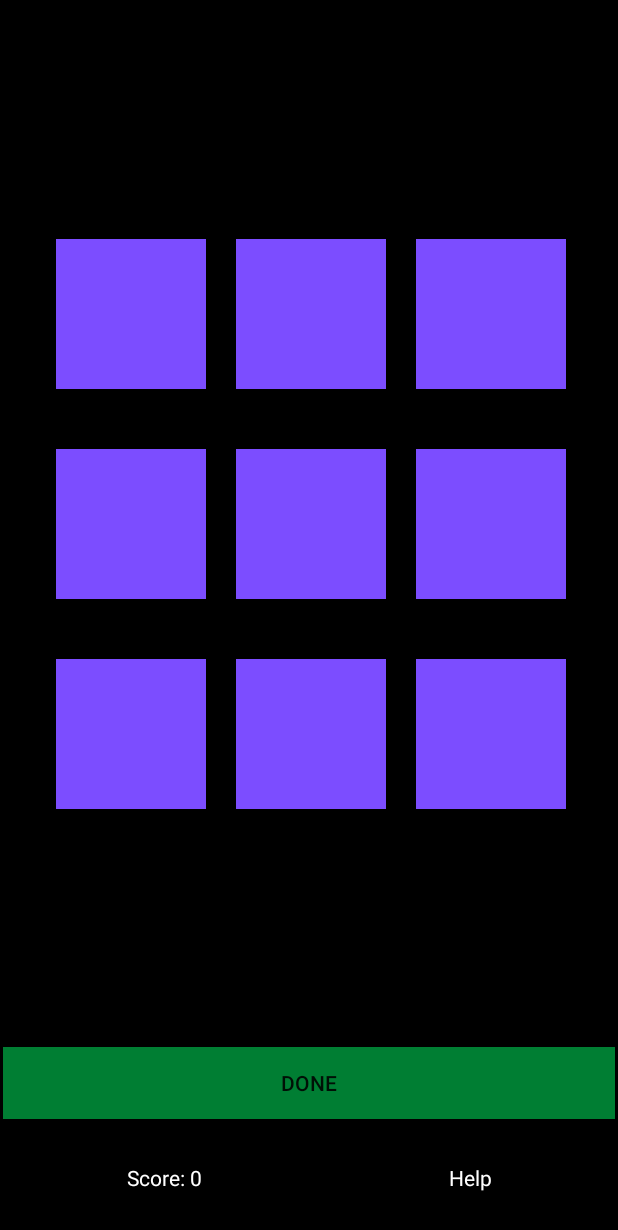
After one commit to selghaza/CorsiProject, an Android app: the TaskActivity screen opened directly, with no data from a screen before it, on a phone screen of 412 x 824 dp. The commit adds this screen. Shown: the top 1230 px of the screen. Run offline under Robolectric (Android 15) with nearby library versions, the phone set to English and light mode, and no system bars.

Commit message:
taskActivity boilerplate complete

```diff
--- a/app/src/main/AndroidManifest.xml
+++ b/app/src/main/AndroidManifest.xml
@@ -17,6 +17,7 @@
             </intent-filter>
         </activity>
         <activity android:name=".ReadyActivity"/>
+        <activity android:name=".TaskActivity"/>
     </application>
 
 </manifest>
--- a/app/src/main/java/com/example/corsiblocktappingtask/MainActivity.kt
+++ b/app/src/main/java/com/example/corsiblocktappingtask/MainActivity.kt
@@ -8,7 +8,7 @@ import android.widget.Button
 class MainActivity : AppCompatActivity() {
 
     companion object {
-        val TAG = "Final Project"
+        val TAG = "MainActivity"
     }
 
     override fun onCreate(savedInstanceState: Bundle?) {
--- a/app/src/main/java/com/example/corsiblocktappingtask/ReadyActivity.kt
+++ b/app/src/main/java/com/example/corsiblocktappingtask/ReadyActivity.kt
@@ -1,19 +1,21 @@
 package com.example.corsiblocktappingtask
 
 import android.app.Activity
+import android.content.Intent
 import android.os.Bundle
 import android.util.Log
 import android.widget.TextView
 import android.os.CountDownTimer
 import android.os.Handler
+import androidx.appcompat.app.AppCompatActivity
 
-class ReadyActivity: Activity() {
+class ReadyActivity: AppCompatActivity() {
 
     lateinit var countDownTimer: CountDownTimer
     lateinit var countDownView: TextView
 
     companion object {
-        val TAG = "Final Project"
+        val TAG = "ReadyActivity"
     }
 
     override fun onCreate(savedInstanceState: Bundle?) {
@@ -34,7 +36,8 @@ class ReadyActivity: Activity() {
 
             override fun onFinish() {
                 Log.i(TAG, "count down finished")
-                // TODO: This is where TaskActivity should be called
+                val intent = Intent(applicationContext, TaskActivity::class.java)
+                intent.resolveActivity(packageManager)?.let { startActivity(intent) }
             }
         }
         countDownTimer.start()
--- /dev/null
+++ b/app/src/main/java/com/example/corsiblocktappingtask/TaskActivity.kt
@@ -0,0 +1,55 @@
+package com.example.corsiblocktappingtask
+
+import android.app.Activity
+import android.os.Bundle
+import android.util.Log
+import android.widget.Button
+import android.widget.TableLayout
+import android.widget.TableRow
+import android.widget.TextView
+import java.util.*
+
+class TaskActivity: Activity() {
+
+    var score: Int = 0
+    var sequence: Int = 2
+
+    lateinit var helpView: TextView
+    lateinit var scoreView: TextView
+    lateinit var doneBtn: Button
+    lateinit var tableLayout: TableLayout
+    lateinit var random: Random
+
+    public override fun onCreate(savedInstanceState: Bundle?) {
+        super.onCreate(savedInstanceState)
+        setContentView(R.layout.activity_task)
+
+        helpView = findViewById(R.id.helpView)
+        scoreView = findViewById(R.id.scoreView)
+        doneBtn = findViewById(R.id.done)
+        tableLayout = findViewById(R.id.tablelayout)
+        random = Random()
+
+        start()
+    }
+
+    // function designed to start the sequence
+    private fun start() {
+        for (row_index in 0 until tableLayout.childCount) {
+            val tableRow: TableRow = tableLayout.getChildAt(row_index) as TableRow
+            for (box_index in 0 until tableRow.childCount) {
+                val box: TextView = tableRow.getChildAt(box_index) as TextView
+                Log.i(TAG, box.tag.toString())
+            }
+        }
+    }
+
+    // function designed to check the user's sequence
+    fun check() {
+
+    }
+
+    companion object {
+        private val TAG = "TaskActivity"
+    }
+}
--- /dev/null
+++ b/app/src/main/res/drawable/box.xml
@@ -0,0 +1,8 @@
+<?xml version="1.0" encoding="utf-8"?>
+<selector xmlns:android="http://schemas.android.com/apk/res/android">
+    <item>
+        <shape android:shape="rectangle">
+            <solid android:color="@color/colorPrimaryDark"></solid>
+        </shape>
+    </item>
+</selector>
--- /dev/null
+++ b/app/src/main/res/layout/activity_task.xml
@@ -0,0 +1,156 @@
+<?xml version="1.0" encoding="utf-8"?>
+<androidx.constraintlayout.widget.ConstraintLayout xmlns:android="http://schemas.android.com/apk/res/android"
+    xmlns:app="http://schemas.android.com/apk/res-auto"
+    xmlns:tools="http://schemas.android.com/tools"
+    android:layout_width="match_parent"
+    android:layout_height="match_parent"
+    android:background="@color/colorPrimary"
+    android:layout_gravity="center_horizontal">
+
+    <LinearLayout
+        android:id="@+id/linearLayout"
+        android:layout_width="408dp"
+        android:layout_height="126dp"
+        android:orientation="vertical"
+        app:layout_constraintBottom_toBottomOf="parent"
+        app:layout_constraintEnd_toEndOf="parent"
+        app:layout_constraintStart_toStartOf="parent">
+
+        <Button
+            android:id="@+id/done"
+            android:layout_width="match_parent"
+            android:layout_height="wrap_content"
+            android:background="@color/doneBtnColor"
+            android:text="@string/done" />
+
+        <LinearLayout
+            android:layout_width="match_parent"
+            android:layout_height="match_parent"
+            android:orientation="horizontal">
+
+            <TextView
+                android:id="@+id/scoreView"
+                android:layout_width="wrap_content"
+                android:layout_height="match_parent"
+                android:layout_weight="1"
+                android:gravity="center"
+                android:text="@string/score"
+                android:textColor="@color/colorSecondary" />
+
+            <TextView
+                android:id="@+id/helpView"
+                android:layout_width="wrap_content"
+                android:layout_height="match_parent"
+                android:layout_weight="1"
+                android:gravity="center"
+                android:text="@string/help"
+                android:textColor="@color/colorSecondary" />
+        </LinearLayout>
+
+    </LinearLayout>
+
+    <TableLayout
+        android:id="@+id/tablelayout"
+        android:layout_width="378dp"
+        android:layout_height="419dp"
+        android:layout_margin="10dp"
+        android:layout_marginBottom="176dp"
+        app:layout_constraintBottom_toTopOf="@+id/linearLayout"
+        app:layout_constraintEnd_toEndOf="parent"
+        app:layout_constraintStart_toStartOf="parent"
+        app:layout_constraintTop_toTopOf="parent">
+
+        <TableRow
+            android:layout_width="match_parent"
+            android:layout_height="match_parent"
+            android:layout_margin="10dp">
+
+            <TextView
+                android:id="@+id/box1"
+                android:layout_width="100dp"
+                android:layout_height="100dp"
+                android:layout_margin="10dp"
+                android:background="@drawable/box"
+                android:tag="box1" />
+
+            <TextView
+                android:id="@+id/box2"
+                android:layout_width="100dp"
+                android:layout_height="100dp"
+                android:layout_margin="10dp"
+                android:background="@drawable/box"
+                android:tag="box2" />
+
+            <TextView
+                android:id="@+id/box3"
+                android:layout_width="100dp"
+                android:layout_height="100dp"
+                android:layout_margin="10dp"
+                android:background="@drawable/box"
+                android:tag="box3" />
+
+        </TableRow>
+
+        <TableRow
+            android:layout_width="match_parent"
+            android:layout_height="match_parent"
+            android:layout_margin="10dp">
+
+            <TextView
+                android:id="@+id/box4"
+                android:layout_width="100dp"
+                android:layout_height="100dp"
+                android:layout_margin="10dp"
+                android:background="@drawable/box"
+                android:tag="box4" />
+
+            <TextView
+                android:id="@+id/box5"
+                android:layout_width="100dp"
+                android:layout_height="100dp"
+                android:layout_margin="10dp"
+                android:background="@drawable/box"
+                android:tag="box5" />
+
+            <TextView
+                android:id="@+id/box6"
+                android:layout_width="100dp"
+                android:layout_height="100dp"
+                android:layout_margin="10dp"
+                android:background="@drawable/box"
+                android:tag="box6" />
+
+        </TableRow>
+
+        <TableRow
+            android:layout_width="match_parent"
+            android:layout_height="match_parent"
+            android:layout_margin="10dp">
+
+            <TextView
+                android:id="@+id/box7"
+                android:layout_width="100dp"
+                android:layout_height="100dp"
+                android:layout_margin="10dp"
+                android:background="@drawable/box"
+                android:tag="box7" />
+
+            <TextView
+                android:id="@+id/box8"
+                android:layout_width="100dp"
+                android:layout_height="100dp"
+                android:layout_margin="10dp"
+                android:background="@drawable/box"
+                android:tag="box8" />
+
+            <TextView
+                android:id="@+id/box9"
+                android:layout_width="100dp"
+                android:layout_height="100dp"
+                android:layout_margin="10dp"
+                android:background="@drawable/box"
+                android:tag="box9" />
+        </TableRow>
+    </TableLayout>
+
+</androidx.constraintlayout.widget.ConstraintLayout>
--- a/app/src/main/res/values/colors.xml
+++ b/app/src/main/res/values/colors.xml
@@ -1,6 +1,7 @@
 <?xml version="1.0" encoding="utf-8"?>
 <resources>
     <color name="colorPrimary">#000</color>
-    <color name="colorPrimaryDark">#3700B3</color>
+    <color name="colorPrimaryDark">#7c4dff</color>
     <color name="colorSecondary">#fff</color>
+    <color name="doneBtnColor">#007E33</color>
 </resources>
--- a/app/src/main/res/values/strings.xml
+++ b/app/src/main/res/values/strings.xml
@@ -1,4 +1,7 @@
 <resources>
     <string name="app_name">Corsi Block-Tapping Task</string>
     <string name="start_btn">Click to start</string>
+    <string name="help">Help</string>
+    <string name="score">Score: 0</string>
+    <string name="done">Done</string>
 </resources>
```
